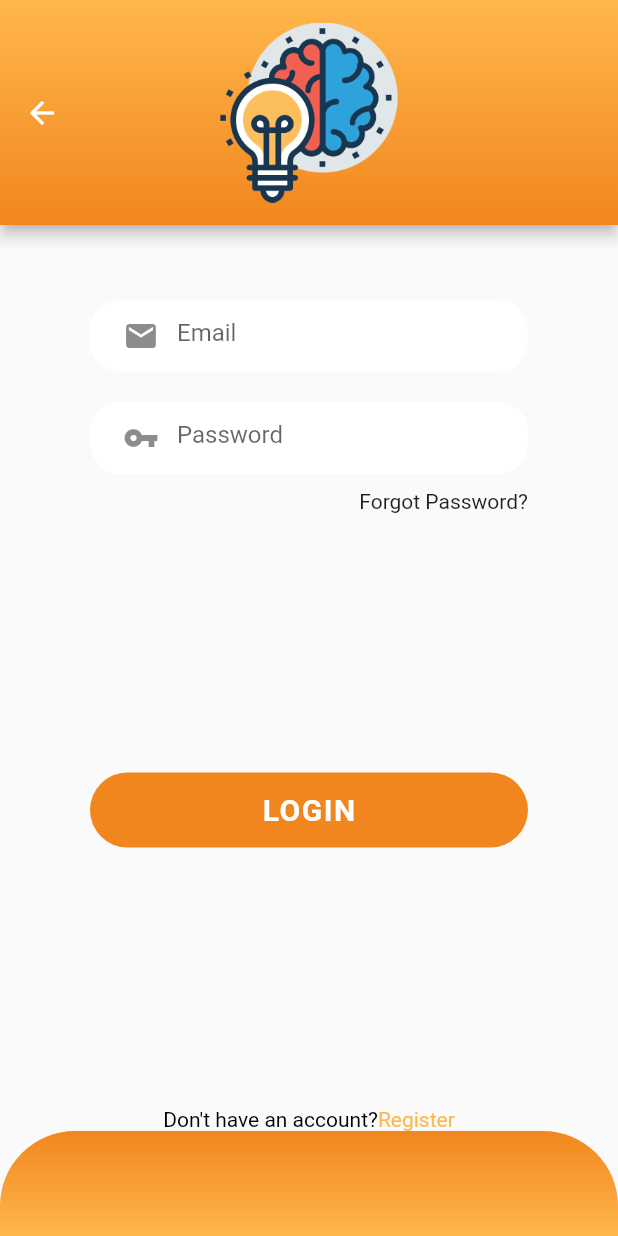
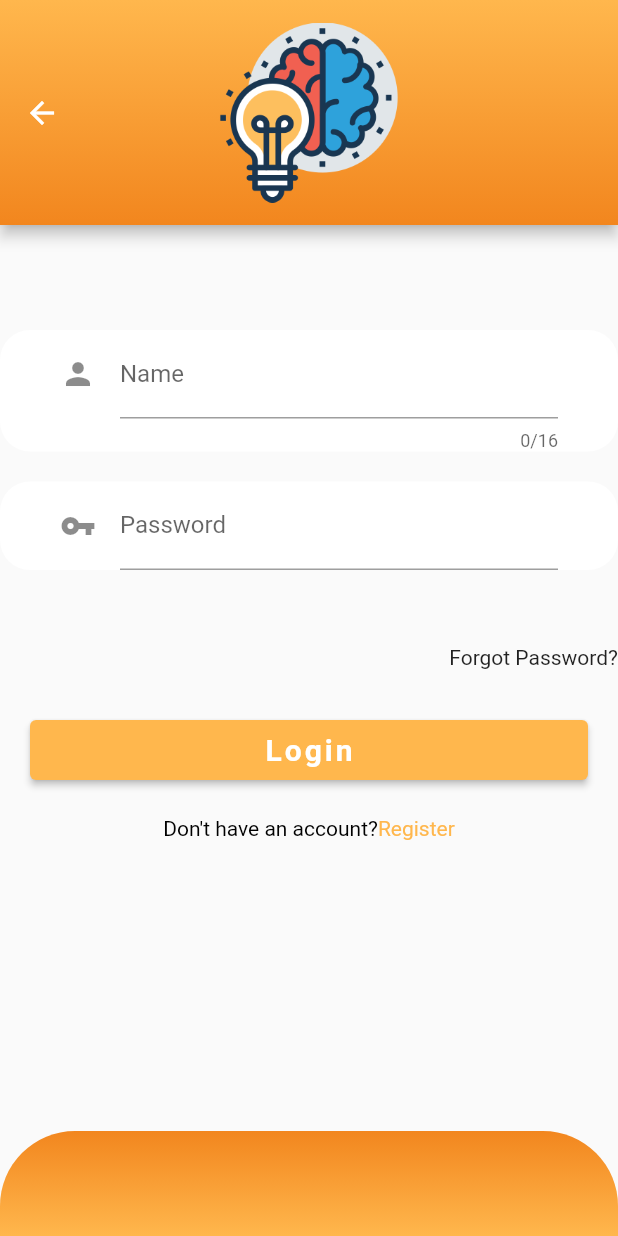
Before and after one commit to sdu-mp-21/daily-challenge-app-tracker, a Flutter app: the LoginPage screen opened by its route, on a phone screen of 412 x 824 dp. Run offline on Flutter 3.47's test engine with Material 2 defaults, Android fonts, the phone set to English and light mode, and no system bars; our stand-ins replace google_fonts, keyboard_dismisser, like_button, readmore, settings_ui, share and 1 more; accounts and stored records are empty.

```diff
--- a/lib/ui/pages/auth/login_widget.dart
+++ b/lib/ui/pages/auth/login_widget.dart
@@ -12,6 +12,67 @@ class LoginPage extends StatefulWidget {
   _LoginPageState createState() => _LoginPageState();
 }
 class _LoginPageState extends State<LoginPage> {
+
+  late String _name;
+  late String _password;
+
+  final GlobalKey<FormState> _formKey = GlobalKey<FormState>();
+
+  Widget _buildName() {
+    return Container(
+      margin: const EdgeInsets.only(top: 20),
+      decoration: const BoxDecoration(
+        borderRadius: BorderRadius.all(Radius.circular(20)),
+        color: Colors.white,
+      ),
+      padding: const EdgeInsets.only(left: 40,right: 40),
+      child:TextFormField(
+        decoration: InputDecoration(labelText: 'Name',icon: new Icon(Icons.person)),
+        maxLength: 16,
+        validator: (value) {
+          if (value!.isEmpty) {
+            return 'Name is Required';
+          }
+
+          return null;
+        },
+        onSaved: (value) {
+          _name = value!;
+        },
+      ),
+    );
+  }
+
+
+
+  Widget _buildPassword() {
+    return Container(
+      margin: const EdgeInsets.only(top: 20),
+      decoration: const BoxDecoration(
+        borderRadius: BorderRadius.all(Radius.circular(20)),
+        color: Colors.white,
+      ),
+      padding: const EdgeInsets.only(left: 40,right: 40),
+      child:TextFormField(
+        decoration: InputDecoration(labelText: 'Password',icon: new Icon(Icons.vpn_key)),
+        keyboardType: TextInputType.visiblePassword,
+        validator: (value) {
+          if (value!.isEmpty) {
+            return 'Password is Required';
+          }else if(value.length < 6){
+            return 'Password must be more than 6 characters';
+          }
+
+          return null;
+        },
+        onSaved: (value) {
+          _password = value!;
+        },
+      ),
+    );
+  }
+
+
   @override
   Widget build(BuildContext context) {
     return Scaffold(
@@ -24,34 +85,60 @@ class _LoginPageState extends State<LoginPage> {
       ),
 
       body: Container(
-        padding: const EdgeInsets.only(bottom: 0),
+        padding: const EdgeInsets.only(top: 50),
         child: Column(
 
           children: <Widget>[
 
+
             Expanded(
-              child: Container(
-                margin: const EdgeInsets.only(left: 60, right: 60, top: 30),
+              child: Form(
+                key:_formKey,
+               // margin: const EdgeInsets.only(left: 60, right: 60, top: 30),
                 child: Column(
                   children: <Widget>[
-                    _textInput(hint: "Email", icon: Icons.email),
-                    _textInput(hint: "Password", icon: Icons.vpn_key),
+                    _buildName(),
+                    _buildPassword(),
+                    const SizedBox(height:50),
+                 //   _textInput(hint: "Email", icon: Icons.email),
+                 //   _textInput(hint: "Password", icon: Icons.vpn_key),
                     Container(
-                      margin: const EdgeInsets.only(top: 10),
+                      margin: const EdgeInsets.only(bottom: 10),
                       alignment: Alignment.centerRight,
                       child: const Text(
                         "Forgot Password?",
                       ),
                     ),
-                    Expanded(
-                      child: Center(
-                        child: Buttons.getAuthButton("LOGIN", () {
-                            Navigator.push(
-                                context,
-                                MaterialPageRoute(
-                                    builder: (context) => const RegPage()));
-                          },
+                    Padding(
+                      padding: const EdgeInsets.only(top: 20.0,bottom:20,left: 20,right: 20),
+
+                      child: ElevatedButton(
+
+
+                        onPressed: () {
+                          if (_formKey.currentState!.validate()) {
+                            return;
+                          }
+                          _formKey.currentState!.save();
+                          print(_name);
+                          print(_password);
+
+
+                          //Send to API
+                        },
+                        style: ButtonStyle(
+                          backgroundColor: MaterialStateProperty.all(ColorsCustom.orangeColors),
                         ),
+                        child: Container(
+                          height: 40,
+                          color: ColorsCustom.orangeColors,
+                          alignment: Alignment.center,
+                          child: const Text('Login', style: TextStyle(
+                              fontSize: 20,
+                              color: Colors.white,
+                              fontWeight: FontWeight.bold, letterSpacing: 2),),
+                        ),
+
                       ),
                     ),
                     RichText(
```
